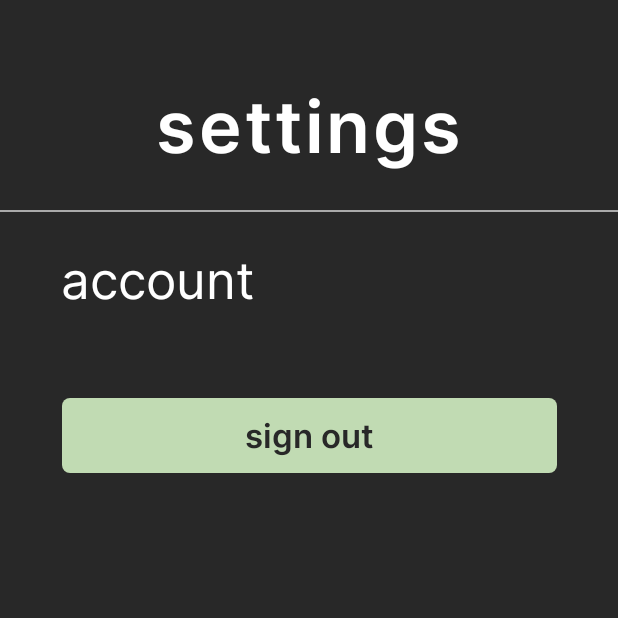
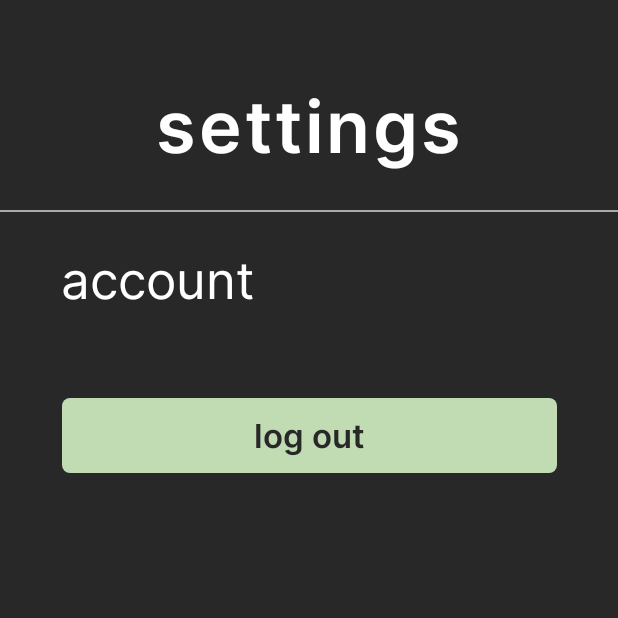
Before and after one commit to parsley026/Teeplan, an Android app: the fragment SettingsFragment placed in its activity, on a phone screen of 412 x 824 dp, the top half of it. Run offline under Robolectric (Android 15) with nearby library versions, the light colour scheme and no system bars; libraries missing offline, so code that uses them is left out: com.leinardi.android; 7 statements that could not run were skipped.

Commit message:
Zmiany kosmetyczne task layout

```diff
--- a/AndroidApplication/app/src/main/res/layout/fragment_settings.xml
+++ b/AndroidApplication/app/src/main/res/layout/fragment_settings.xml
@@ -51,7 +51,7 @@
         style="@style/AppButtonStyle"
         android:layout_width="330dp"
         android:layout_height="50dp"
-        android:text="sign out"
+        android:text="log out"
         app:layout_constraintBottom_toBottomOf="parent"
         app:layout_constraintEnd_toEndOf="parent"
         app:layout_constraintHorizontal_bias="0.5"
--- a/AndroidApplication/app/src/main/res/layout/fragment_timer.xml
+++ b/AndroidApplication/app/src/main/res/layout/fragment_timer.xml
@@ -23,7 +23,7 @@
         style="@style/AppButtonStyle"
         android:layout_width="194dp"
         android:layout_height="56dp"
-        android:text="Start"
+        android:text="start"
         android:textSize="30dp"
         app:layout_constraintBottom_toBottomOf="parent"
         app:layout_constraintEnd_toEndOf="parent"
```
Also changed, not shown: AndroidApplication/app/src/main/res/layout/task_layout.xml (+5 -3 lines).
